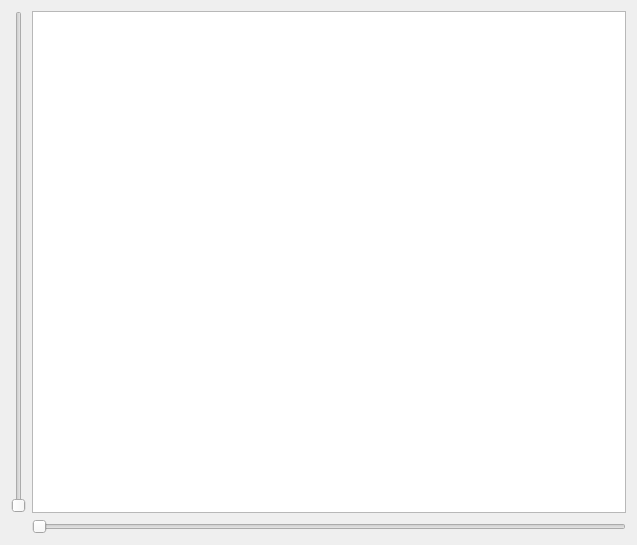
HARPTech/RTest, file src/VehicleViewer.ui: the form before one commit.
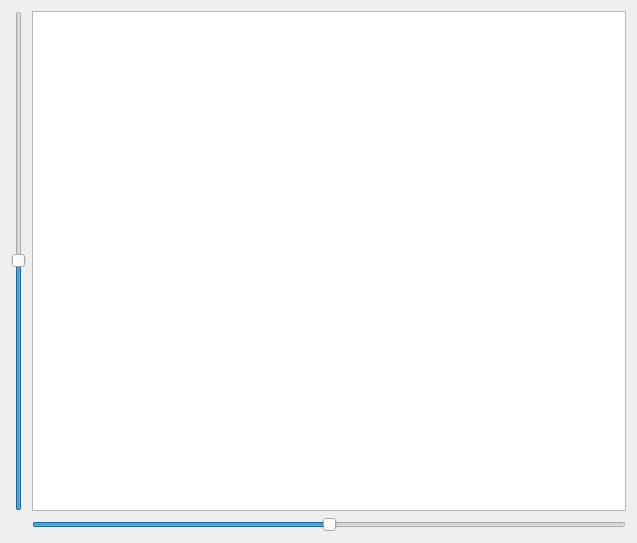
The form after the commit.

Commit message: Show the test dialog and implement slots for sliders. Refs #24.

Patch:
```diff
--- a/src/VehicleViewer.ui
+++ b/src/VehicleViewer.ui
@@ -7,22 +7,28 @@
     <x>0</x>
     <y>0</y>
     <width>637</width>
-    <height>545</height>
+    <height>539</height>
    </rect>
   </property>
   <property name="windowTitle">
    <string>Form</string>
   </property>
-  <layout class="QFormLayout" name="formLayout">
+  <layout class="QGridLayout" name="gridLayout">
    <item row="0" column="0">
-    <widget class="QSlider" name="verticalSlider">
+    <widget class="QSlider" name="speedSlider">
+     <property name="minimum">
+      <number>-32768</number>
+     </property>
+     <property name="maximum">
+      <number>32767</number>
+     </property>
      <property name="orientation">
       <enum>Qt::Vertical</enum>
      </property>
     </widget>
    </item>
    <item row="0" column="1">
-    <widget class="QGraphicsView" name="graphicsView">
+    <widget class="QGraphicsView" name="roverView">
      <property name="sizePolicy">
       <sizepolicy hsizetype="Expanding" vsizetype="Expanding">
        <horstretch>0</horstretch>
@@ -38,7 +44,16 @@
     </widget>
    </item>
    <item row="1" column="1">
-    <widget class="QSlider" name="horizontalSlider">
+    <widget class="QSlider" name="steeringSlider">
+     <property name="minimum">
+      <number>-32768</number>
+     </property>
+     <property name="maximum">
+      <number>32767</number>
+     </property>
+     <property name="value">
+      <number>0</number>
+     </property>
      <property name="orientation">
       <enum>Qt::Horizontal</enum>
      </property>
```
The commit also changes 3 other files.
